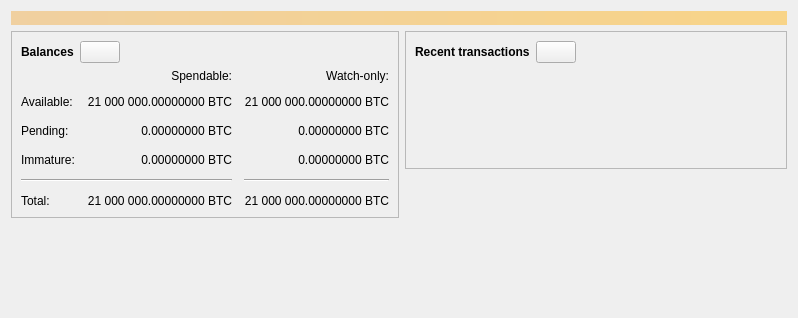
This is src/qt/forms/overviewpage.ui in AlexSerbinovSecond/krepto as Qt 5 draws it before an edit. The edited form follows.
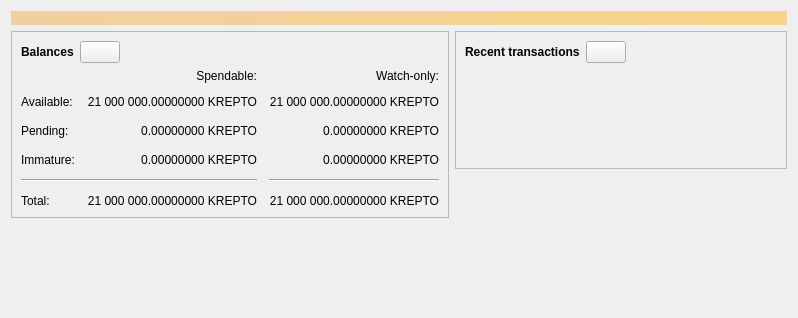
This is the edited form. Icons and pictures are not drawn. Custom widgets are drawn as their Qt base class.

What changed in the file:
```diff
--- a/src/qt/forms/overviewpage.ui
+++ b/src/qt/forms/overviewpage.ui
@@ -120,7 +120,7 @@
                <string>Unconfirmed transactions to watch-only addresses</string>
               </property>
               <property name="text">
-               <string notr="true">0.00000000 BTC</string>
+               <string notr="true">0.00000000 KREPTO</string>
               </property>
               <property name="alignment">
                <set>Qt::AlignRight|Qt::AlignTrailing|Qt::AlignVCenter</set>
@@ -139,7 +139,7 @@
                <string>Total of transactions that have yet to be confirmed, and do not yet count toward the spendable balance</string>
               </property>
               <property name="text">
-               <string notr="true">0.00000000 BTC</string>
+               <string notr="true">0.00000000 KREPTO</string>
               </property>
               <property name="alignment">
                <set>Qt::AlignRight|Qt::AlignTrailing|Qt::AlignVCenter</set>
@@ -158,7 +158,7 @@
                <string>Mined balance in watch-only addresses that has not yet matured</string>
               </property>
               <property name="text">
-               <string notr="true">0.00000000 BTC</string>
+               <string notr="true">0.00000000 KREPTO</string>
               </property>
               <property name="alignment">
                <set>Qt::AlignRight|Qt::AlignTrailing|Qt::AlignVCenter</set>
@@ -210,7 +210,7 @@
                <string>Mined balance that has not yet matured</string>
               </property>
               <property name="text">
-               <string notr="true">0.00000000 BTC</string>
+               <string notr="true">0.00000000 KREPTO</string>
               </property>
               <property name="alignment">
                <set>Qt::AlignRight|Qt::AlignTrailing|Qt::AlignVCenter</set>
@@ -249,7 +249,7 @@
                <string>Your current total balance</string>
               </property>
               <property name="text">
-               <string notr="true">21 000 000.00000000 BTC</string>
+               <string notr="true">21 000 000.00000000 KREPTO</string>
               </property>
               <property name="alignment">
                <set>Qt::AlignRight|Qt::AlignTrailing|Qt::AlignVCenter</set>
@@ -268,7 +268,7 @@
                <string>Current total balance in watch-only addresses</string>
               </property>
               <property name="text">
-               <string notr="true">21 000 000.00000000 BTC</string>
+               <string notr="true">21 000 000.00000000 KREPTO</string>
               </property>
               <property name="alignment">
                <set>Qt::AlignRight|Qt::AlignTrailing|Qt::AlignVCenter</set>
@@ -304,7 +304,7 @@
                <string>Your current spendable balance</string>
               </property>
               <property name="text">
-               <string notr="true">21 000 000.00000000 BTC</string>
+               <string notr="true">21 000 000.00000000 KREPTO</string>
               </property>
               <property name="alignment">
                <set>Qt::AlignRight|Qt::AlignTrailing|Qt::AlignVCenter</set>
@@ -323,7 +323,7 @@
                <string>Your current balance in watch-only addresses</string>
               </property>
               <property name="text">
-               <string notr="true">21 000 000.00000000 BTC</string>
+               <string notr="true">21 000 000.00000000 KREPTO</string>
               </property>
               <property name="alignment">
                <set>Qt::AlignRight|Qt::AlignTrailing|Qt::AlignVCenter</set>
```
Left out of the diff: 2 changed lines with no effect on the pictures.
